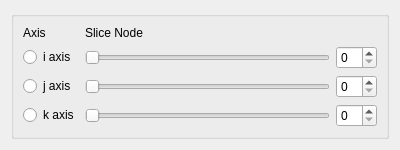
Before: the Qt Designer form src/Interface/Modules/Fields/GetSliceFromStructuredFieldByIndices.ui in SCIInstitute/SCIRun, drawn with Qt 5.
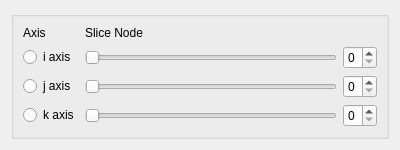
After: the same form once the commit is applied.

Commit message: Add dialog. Widget enabling needs some work.

Patch:
```diff
--- a/src/Interface/Modules/Fields/GetSliceFromStructuredFieldByIndices.ui
+++ b/src/Interface/Modules/Fields/GetSliceFromStructuredFieldByIndices.ui
@@ -27,10 +27,17 @@
      </property>
      <layout class="QGridLayout" name="gridLayout">
       <item row="3" column="2">
-       <widget class="QSpinBox" name="spinBox_3"/>
+       <widget class="QSpinBox" name="kAxisSpinBox_">
+        <property name="maximum">
+         <number>1</number>
+        </property>
+       </widget>
       </item>
       <item row="3" column="1">
-       <widget class="QSlider" name="horizontalSlider_3">
+       <widget class="QSlider" name="kAxisHorizontalSlider_">
+        <property name="maximum">
+         <number>0</number>
+        </property>
         <property name="orientation">
          <enum>Qt::Horizontal</enum>
         </property>
@@ -44,10 +51,17 @@
        </widget>
       </item>
       <item row="2" column="2">
-       <widget class="QSpinBox" name="spinBox_2"/>
+       <widget class="QSpinBox" name="jAxisSpinBox_">
+        <property name="maximum">
+         <number>1</number>
+        </property>
+       </widget>
       </item>
       <item row="2" column="1">
-       <widget class="QSlider" name="horizontalSlider_2">
+       <widget class="QSlider" name="jAxisHorizontalSlider_">
+        <property name="maximum">
+         <number>0</number>
+        </property>
         <property name="orientation">
          <enum>Qt::Horizontal</enum>
         </property>
@@ -68,7 +82,11 @@
        </widget>
       </item>
       <item row="1" column="2">
-       <widget class="QSpinBox" name="spinBox"/>
+       <widget class="QSpinBox" name="iAxisSpinBox_">
+        <property name="maximum">
+         <number>1</number>
+        </property>
+       </widget>
       </item>
       <item row="0" column="0">
        <widget class="QLabel" name="label">
@@ -85,7 +103,10 @@
        </widget>
       </item>
       <item row="1" column="1">
-       <widget class="QSlider" name="horizontalSlider">
+       <widget class="QSlider" name="iAxisHorizontalSlider_">
+        <property name="maximum">
+         <number>0</number>
+        </property>
         <property name="orientation">
          <enum>Qt::Horizontal</enum>
         </property>
```
Left out of the diff: 201 changed lines with no effect on the pictures. The commit also changes 5 other files.
